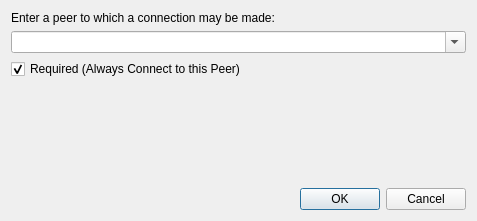
The window that src/Connect.ui (ethereum/alethzero) describes before a commit, drawn with Qt 5.
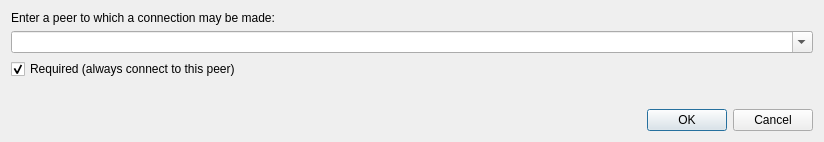
The same window after the commit.

Commit message: Fix connect dialog, rearrange plugin dirs.

```diff
--- a/src/Connect.ui
+++ b/src/Connect.ui
@@ -9,8 +9,8 @@
    <rect>
     <x>0</x>
     <y>0</y>
-    <width>477</width>
-    <height>221</height>
+    <width>824</width>
+    <height>142</height>
    </rect>
   </property>
   <property name="windowTitle">
@@ -48,7 +48,7 @@
      <item row="3" column="0" colspan="2">
       <widget class="QCheckBox" name="required">
        <property name="text">
-        <string>Required (Always Connect to this Peer)</string>
+        <string>Required (always connect to this peer)</string>
        </property>
        <property name="checked">
         <bool>true</bool>
```
The commit also changes 23 other files.
